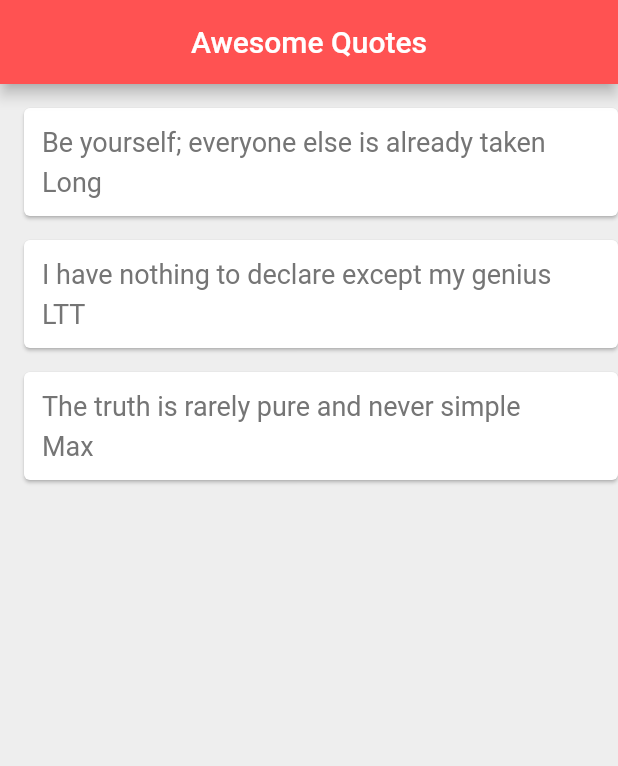
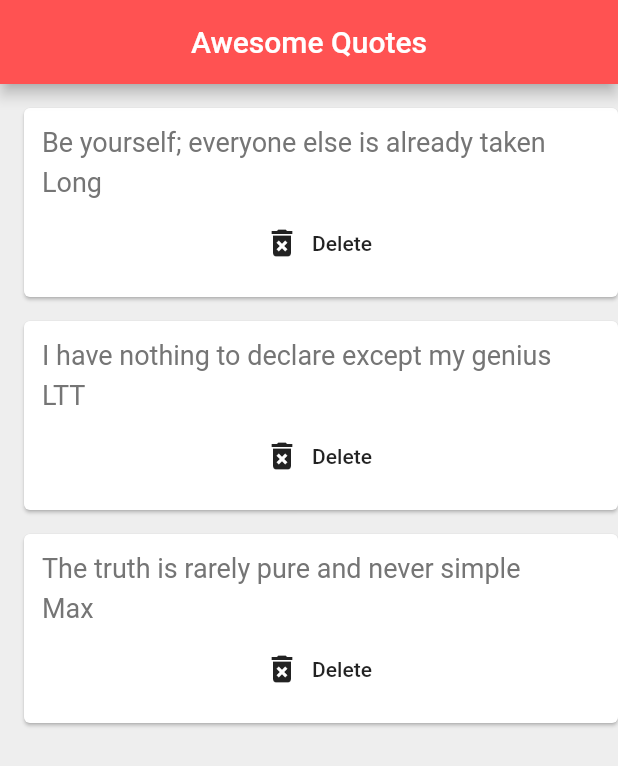
Before and after one commit to bql20000/flutter-course, a Flutter app: the screen it shows after launch, on a phone screen of 412 x 824 dp. Shown: the top 766 px of the screen. Run offline on Flutter 3.47's test engine with Material 2 defaults, Android fonts, the phone set to English and light mode, and no system bars.

Commit message:
Passing delete function to custom widget

```diff
--- a/lib/main.dart
+++ b/lib/main.dart
@@ -31,7 +31,14 @@ class _QuoteListState extends State<QuoteList> {
         backgroundColor: Colors.redAccent,
       ),
       body: Column(
-        children: quotes.map((quote) => QuoteCard(quote: quote)).toList(),
+        children: quotes.map((quote) => QuoteCard(
+          quote: quote,
+          delete: () {
+            setState(() {
+              quotes.remove(quote);
+            });
+          }
+        )).toList(),
       ),
     );
   }
--- a/lib/quotecard_card.dart
+++ b/lib/quotecard_card.dart
@@ -4,7 +4,8 @@ import 'quote.dart';
 class QuoteCard extends StatelessWidget {
 
   final Quote quote;
-  QuoteCard({ this.quote });
+  final Function delete;
+  QuoteCard({ this.quote, this.delete });
 
   @override
   Widget build(BuildContext context) {
@@ -29,7 +30,13 @@ class QuoteCard extends StatelessWidget {
                     fontSize: 18,
                     color: Colors.grey[600],
                   )
-              )
+              ),
+              SizedBox(height: 6),
+              FlatButton.icon(
+                onPressed: delete,
+                label: Text('Delete'),
+                icon: Icon(Icons.delete_forever),
+              ),
             ],
           ),
         )
```
